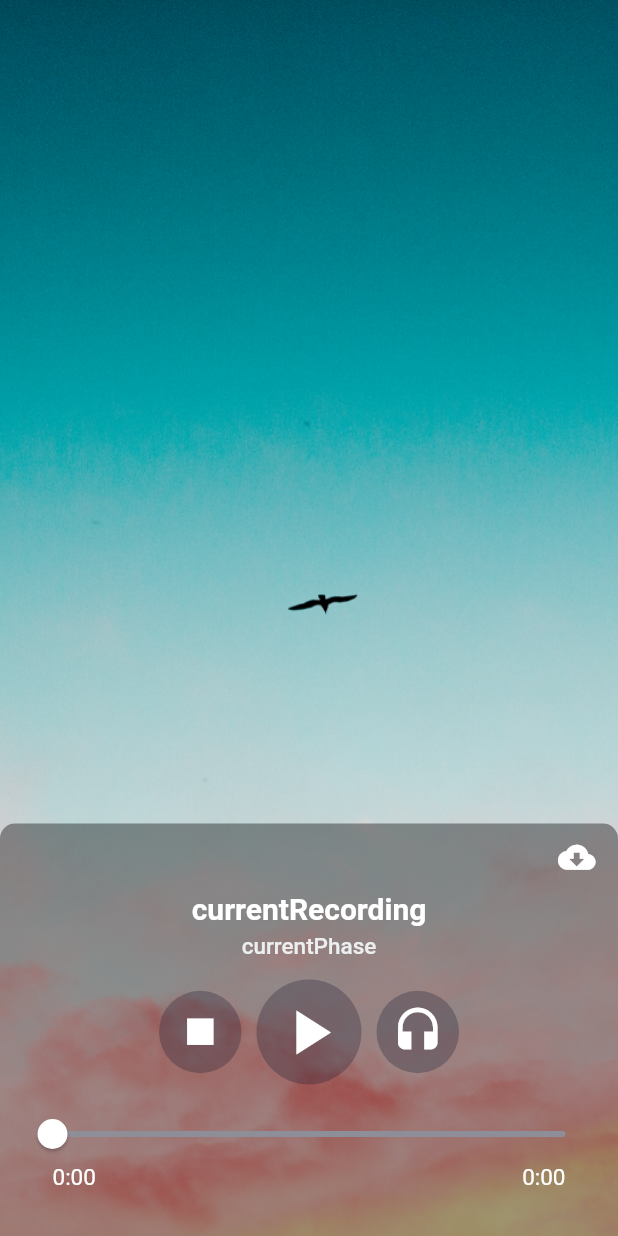
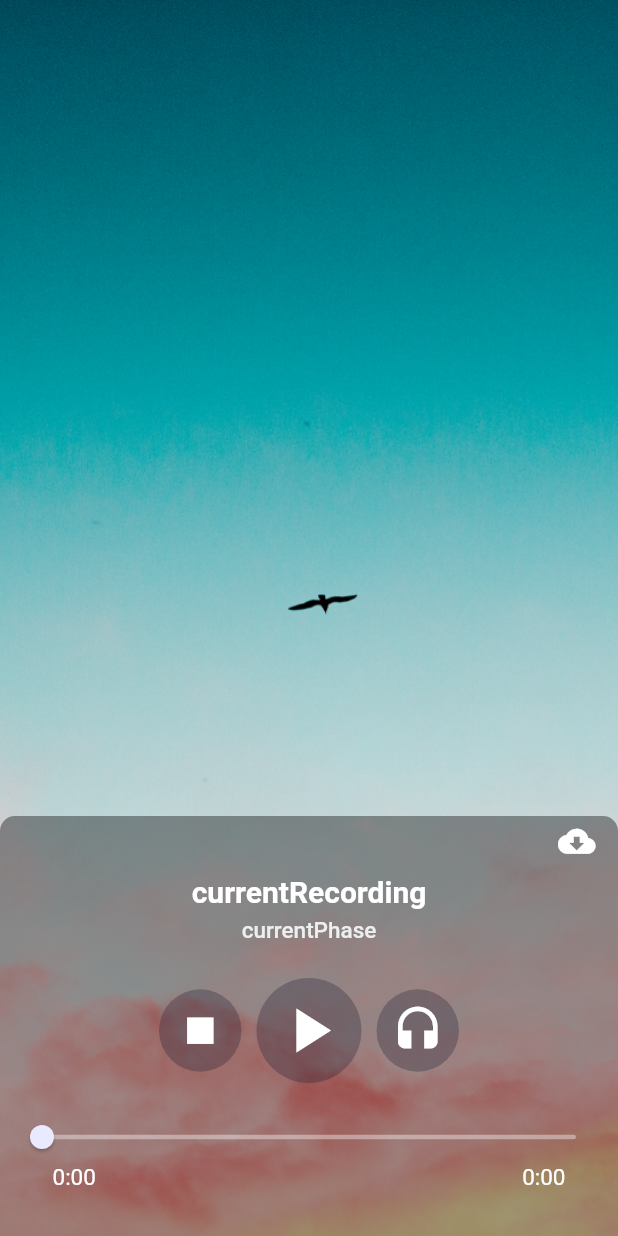
Before and after one commit to ManuelaGar/musicality, a Flutter app: the screen it shows after launch, on a phone screen of 412 x 824 dp. Run offline on Flutter 3.47's test engine with Material 2 defaults, Android fonts, the phone set to English and light mode, and no system bars; our stand-ins replace audio_service; missing offline and left inert: audioplayer, audioplayer_web.

Commit message:
Update format of duration indicators, update Slider ui

```diff
--- a/lib/components/duration_indicators.dart
+++ b/lib/components/duration_indicators.dart
@@ -32,8 +32,12 @@ class DurationIndicators extends StatelessWidget {
       tokens.add('$hours');
     }
     if (tokens.isNotEmpty || minutes != 0) {
-      if (minutes < 10) {
-        tokens.add('0$minutes');
+      if (hours != 0) {
+        if (minutes < 10) {
+          tokens.add('0$minutes');
+        } else {
+          tokens.add('$minutes');
+        }
       } else {
         tokens.add('$minutes');
       }
@@ -52,7 +56,7 @@ class DurationIndicators extends StatelessWidget {
   @override
   Widget build(BuildContext context) {
     return Container(
-      padding: EdgeInsets.fromLTRB(20.0, 0, 20.0, 0),
+      padding: EdgeInsets.fromLTRB(20.0, 5.0, 20.0, 0),
       child: Row(
         mainAxisAlignment: MainAxisAlignment.spaceBetween,
         children: [
--- a/lib/play_audio_screen.dart
+++ b/lib/play_audio_screen.dart
@@ -169,7 +169,7 @@ class _AudioPlayingWidgetState extends State<AudioPlayingWidget> {
         alignment: Alignment.bottomCenter,
         child: Container(
           padding: EdgeInsets.fromLTRB(15.0, 0, 15.0, 30.0),
-          height: 275,
+          height: 280,
           decoration: BoxDecoration(
             color: Colors.black38,
             borderRadius: BorderRadius.only(
@@ -222,7 +222,7 @@ class _AudioPlayingWidgetState extends State<AudioPlayingWidget> {
                 ),
               ),
               Container(
-                margin: EdgeInsets.symmetric(horizontal: 0.0, vertical: 10.0),
+                margin: EdgeInsets.symmetric(horizontal: 0.0, vertical: 20.0),
                 child: Row(mainAxisSize: MainAxisSize.min, children: [
                   PlayPauseIconButton(
                     onTap: isPlaying || isPaused ? () => stop() : null,
@@ -247,11 +247,12 @@ class _AudioPlayingWidgetState extends State<AudioPlayingWidget> {
               SliderTheme(
                 data: SliderTheme.of(context).copyWith(
                   activeTrackColor: Colors.white,
-                  inactiveTrackColor: Color(0xFF8D8E98),
-                  thumbShape: RoundSliderThumbShape(enabledThumbRadius: 10.0),
-                  overlayShape: RoundSliderOverlayShape(overlayRadius: 20.0),
-                  thumbColor: Colors.white,
-                  overlayColor: Colors.white38,
+                  inactiveTrackColor: Colors.white38,
+                  trackHeight: 3.0,
+                  thumbShape: RoundSliderThumbShape(enabledThumbRadius: 8.0),
+                  overlayShape: RoundSliderOverlayShape(overlayRadius: 13.0),
+                  thumbColor: Color(0xFFE9EAFF),
+                  overlayColor: Color(0xFFE9EAFF).withOpacity(0.4),
                 ),
                 child: Slider(
                   value: duration > position
```
